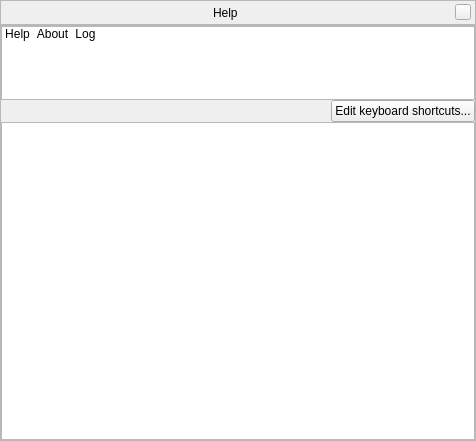
519984307/stellarium_src, file src/gui/helpDialogGui.ui: the form before one commit.
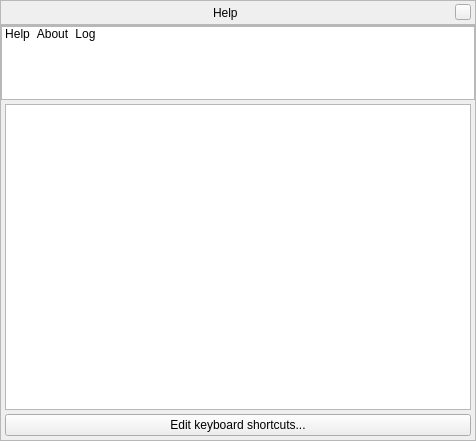
The form after the commit. Icons and pictures are not drawn. Custom widgets are drawn as their Qt base class.

What changed in the file:
```diff
--- a/src/gui/helpDialogGui.ui
+++ b/src/gui/helpDialogGui.ui
@@ -128,13 +128,7 @@
      <property name="frameShape">
       <enum>QFrame::StyledPanel</enum>
      </property>
-     <property name="frameShadow">
-      <enum>QFrame::Raised</enum>
-     </property>
-     <layout class="QVBoxLayout" name="verticalLayout_4">
-      <property name="spacing">
-       <number>0</number>
-      </property>
+     <layout class="QGridLayout" name="gridLayout">
       <property name="leftMargin">
        <number>0</number>
       </property>
@@ -147,7 +141,10 @@
       <property name="bottomMargin">
        <number>0</number>
       </property>
-      <item>
+      <property name="spacing">
+       <number>0</number>
+      </property>
+      <item row="0" column="0">
        <widget class="QListWidget" name="stackListWidget">
         <property name="minimumSize">
          <size>
@@ -241,66 +238,28 @@
         </item>
        </widget>
       </item>
-      <item>
+      <item row="1" column="0">
        <widget class="QStackedWidget" name="stackedWidget">
+        <property name="currentIndex">
+         <number>0</number>
+        </property>
         <widget class="QWidget" name="pageHelp">
          <layout class="QVBoxLayout" name="verticalLayout_5">
           <property name="spacing">
-           <number>0</number>
+           <number>4</number>
           </property>
           <property name="leftMargin">
-           <number>0</number>
+           <number>4</number>
           </property>
           <property name="topMargin">
-           <number>0</number>
+           <number>4</number>
           </property>
           <property name="rightMargin">
-           <number>0</number>
+           <number>4</number>
           </property>
           <property name="bottomMargin">
-           <number>0</number>
+           <number>4</number>
           </property>
-          <item>
-           <widget class="QFrame" name="helpFrame">
-            <layout class="QHBoxLayout" name="horizontalLayoutShortcuts">
-             <property name="spacing">
-              <number>0</number>
-             </property>
-             <property name="leftMargin">
-              <number>0</number>
-             </property>
-             <property name="topMargin">
-              <number>0</number>
-             </property>
-             <property name="rightMargin">
-              <number>0</number>
-             </property>
-             <property name="bottomMargin">
-              <number>0</number>
-             </property>
-             <item>
-              <spacer name="helpFrameSpacer">
-               <property name="orientation">
-                <enum>Qt::Horizontal</enum>
-               </property>
-               <property name="sizeHint" stdset="0">
-                <size>
-                 <width>190</width>
-                 <height>20</height>
-                </size>
-               </property>
-              </spacer>
-             </item>
-             <item>
-              <widget class="QPushButton" name="editShortcutsButton">
-               <property name="text">
-                <string extracomment="Same text as in the Configuration window!">Edit keyboard shortcuts...</string>
-               </property>
-              </widget>
-             </item>
-            </layout>
-           </widget>
-          </item>
           <item>
            <widget class="QTextBrowser" name="helpBrowser">
             <property name="sizePolicy">
@@ -309,70 +268,6 @@
               <verstretch>0</verstretch>
              </sizepolicy>
             </property>
-            <property name="palette">
-             <palette>
-              <active>
-               <colorrole role="WindowText">
-                <brush brushstyle="SolidPattern">
-                 <color alpha="255">
-                  <red>3</red>
-                  <green>3</green>
-                  <blue>3</blue>
-                 </color>
-                </brush>
-               </colorrole>
-               <colorrole role="Text">
-                <brush brushstyle="SolidPattern">
-                 <color alpha="255">
-                  <red>3</red>
-                  <green>3</green>
-                  <blue>3</blue>
-                 </color>
-                </brush>
-               </colorrole>
-              </active>
-              <inactive>
-               <colorrole role="WindowText">
-                <brush brushstyle="SolidPattern">
-                 <color alpha="255">
-                  <red>3</red>
-                  <green>3</green>
-                  <blue>3</blue>
-                 </color>
-                </brush>
-               </colorrole>
-               <colorrole role="Text">
-                <brush brushstyle="SolidPattern">
-                 <color alpha="255">
-                  <red>3</red>
-                  <green>3</green>
-                  <blue>3</blue>
-                 </color>
-                </brush>
-               </colorrole>
-              </inactive>
-              <disabled>
-               <colorrole role="WindowText">
-                <brush brushstyle="SolidPattern">
-                 <color alpha="255">
-                  <red>3</red>
-                  <green>3</green>
-                  <blue>3</blue>
-                 </color>
-                </brush>
-               </colorrole>
-               <colorrole role="Text">
-                <brush brushstyle="SolidPattern">
-                 <color alpha="255">
-                  <red>3</red>
-                  <green>3</green>
-                  <blue>3</blue>
-                 </color>
-                </brush>
-               </colorrole>
-              </disabled>
-             </palette>
-            </property>
             <property name="mouseTracking">
              <bool>true</bool>
             </property>
@@ -382,32 +277,36 @@
             <property name="acceptDrops">
              <bool>false</bool>
             </property>
-            <property name="styleSheet">
-             <string notr="true"/>
-            </property>
             <property name="openExternalLinks">
              <bool>true</bool>
             </property>
            </widget>
           </item>
+          <item>
+           <widget class="QPushButton" name="editShortcutsButton">
+            <property name="text">
+             <string extracomment="Same text as in the Configuration window!">Edit keyboard shortcuts...</string>
+            </property>
+           </widget>
+          </item>
          </layout>
         </widget>
         <widget class="QWidget" name="pageAbout">
          <layout class="QVBoxLayout" name="verticalLayout_2">
           <property name="spacing">
-           <number>0</number>
+           <number>4</number>
           </property>
           <property name="leftMargin">
-           <number>0</number>
+           <number>4</number>
           </property>
           <property name="topMargin">
-           <number>0</number>
+           <number>4</number>
           </property>
           <property name="rightMargin">
-           <number>0</number>
+           <number>4</number>
           </property>
           <property name="bottomMargin">
-           <number>0</number>
+           <number>4</number>
           </property>
           <item>
            <widget class="QTextBrowser" name="aboutBrowser">
@@ -416,93 +315,47 @@
             </property>
            </widget>
           </item>
+          <item>
+           <widget class="QPushButton" name="checkUpdatesButton">
+            <property name="text">
+             <string>Check updates</string>
+            </property>
+           </widget>
+          </item>
          </layout>
         </widget>
         <widget class="QWidget" name="pageLog">
          <layout class="QVBoxLayout" name="verticalLayout">
           <property name="spacing">
-           <number>0</number>
+           <number>4</number>
           </property>
           <property name="leftMargin">
-           <number>0</number>
+           <number>4</number>
           </property>
           <property name="topMargin">
-           <number>0</number>
+           <number>4</number>
           </property>
           <property name="rightMargin">
-           <number>0</number>
+           <number>4</number>
           </property>
           <property name="bottomMargin">
-           <number>0</number>
+           <number>4</number>
           </property>
           <item>
-           <widget class="QFrame" name="logFrame">
-            <property name="frameShape">
-             <enum>QFrame::StyledPanel</enum>
+           <widget class="QLabel" name="logPathLabel">
+            <property name="text">
+             <string notr="true">xxx</string>
             </property>
-            <property name="frameShadow">
-             <enum>QFrame::Raised</enum>
+            <property name="wordWrap">
+             <bool>true</bool>
             </property>
-            <layout class="QHBoxLayout" name="horizontalLayout">
-             <property name="spacing">
-              <number>0</number>
-             </property>
-             <property name="leftMargin">
-              <number>0</number>
-             </property>
-             <property name="topMargin">
-              <number>0</number>
-             </property>
-             <property name="rightMargin">
-              <number>0</number>
-             </property>
-             <property name="bottomMargin">
-              <number>0</number>
-             </property>
-             <item>
-              <widget class="QLabel" name="logPathLabel">
-               <property name="text">
-                <string notr="true">xxx</string>
-               </property>
-               <property name="scaledContents">
-                <bool>false</bool>
-               </property>
-               <property name="wordWrap">
-                <bool>true</bool>
-               </property>
-              </widget>
-             </item>
-             <item>
-              <spacer name="logFrameSpacer">
-               <property name="orientation">
-                <enum>Qt::Horizontal</enum>
-               </property>
-               <property name="sizeHint" stdset="0">
-                <size>
-                 <width>40</width>
-                 <height>20</height>
-                </size>
-               </property>
-              </spacer>
-             </item>
-             <item>
-              <widget class="QPushButton" name="refreshButton">
-               <property name="text">
-                <string>Refresh</string>
-               </property>
-              </widget>
-             </item>
-            </layout>
+            <property name="textInteractionFlags">
+             <set>Qt::TextSelectableByMouse</set>
+            </property>
            </widget>
           </item>
           <item>
            <widget class="QTextBrowser" name="logBrowser">
-            <property name="font">
-             <font>
-              <family>Lucida Console</family>
-              <kerning>false</kerning>
-             </font>
-            </property>
             <property name="horizontalScrollBarPolicy">
              <enum>Qt::ScrollBarAlwaysOff</enum>
             </property>
@@ -520,6 +373,13 @@
             </property>
            </widget>
           </item>
+          <item>
+           <widget class="QPushButton" name="refreshButton">
+            <property name="text">
+             <string>Refresh</string>
+            </property>
+           </widget>
+          </item>
          </layout>
         </widget>
        </widget>
```
Left out of the diff: 2 changed lines with no effect on the pictures.
